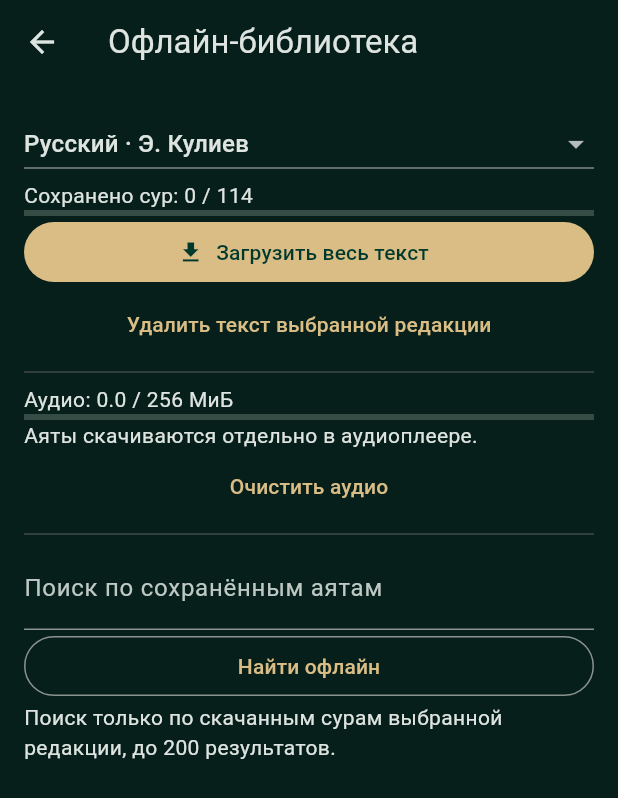
After one commit to drycov/MIHRAB, a Flutter app: the QuranScreen screen opened directly, after a tap on "Офлайн-библиотека", on a phone screen of 412 x 824 dp. The commit adds this screen. Shown: the top 798 px of the screen. Run offline on Flutter 3.47's test engine with Material 3 defaults, Android fonts, the phone set to English and light mode, and no system bars; our stand-ins replace adhan, audioplayers, file_picker, flutter_compass, flutter_local_notifications, flutter_riverpod and 4 more; missing offline and left inert: workmanager; accounts and stored records are empty; network calls fail.

Commit message:
feat: offline Quran library and persistent audio downloads

```diff
--- /dev/null
+++ b/lib/domain/quran_search.dart
@@ -0,0 +1,12 @@
+import 'quran.dart';
+class QuranSearchHit {
+  const QuranSearchHit(this.surah,this.ayah);
+  final Surah surah;
+  final Ayah ayah;
+}
+String normalizeQuranSearch(String input)=>input.toLowerCase().replaceAll(RegExp(r'[\u0610-\u061a\u064b-\u065f\u0670\u06d6-\u06ed\u0640]'),'').replaceAll(RegExp(r'[أإآٱ]'),'ا').trim();
+List<QuranSearchHit> searchQuran(Iterable<QuranSearchHit> verses,String query,{int limit=200}){
+  final q=normalizeQuranSearch(query);
+  if(q.isEmpty||limit<=0)return [];
+  return verses.where((v)=>normalizeQuranSearch(v.ayah.arabic).contains(q)||normalizeQuranSearch(v.ayah.translation).contains(q)||'${v.surah.number}:${v.ayah.number}'==q).take(limit).toList();
+}
--- /dev/null
+++ b/lib/features/quran/quran_offline_screen.dart
@@ -0,0 +1,83 @@
+import 'package:flutter/material.dart';
+import 'package:flutter_riverpod/flutter_riverpod.dart';
+import '../../domain/quran.dart';
+import '../../domain/quran_search.dart';
+import '../../infrastructure/quran_disk.dart';
+import 'quran_screen.dart';
+
+class QuranOfflineScreen extends ConsumerStatefulWidget{
+  const QuranOfflineScreen({super.key});
+  @override
+  ConsumerState<QuranOfflineScreen> createState()=>_QuranOfflineScreenState();
+}
+class _QuranOfflineScreenState extends ConsumerState<QuranOfflineScreen>{
+  QuranTranslation translation=QuranTranslation.russian;
+  bool busy=false,cancel=false;
+  int downloaded=0,bytes=0;
+  String? status;
+  List<QuranSearchHit> hits=[];
+  String query='';
+  @override
+  void initState(){super.initState();refresh();}
+  Future<void> refresh()async{
+    final repo=ref.read(quranRepositoryProvider);
+    final catalog=repo.cachedCatalog()??[];
+    final count=catalog.where((s)=>repo.cachedVerses(s,translation)!=null).length;
+    final size=await QuranDisk.size();
+    if(mounted)setState((){downloaded=count;bytes=size;});
+  }
+  Future<void> run(Future<void> Function() fn)async{
+    if(busy)return;
+    setState((){busy=true;cancel=false;status=null;});
+    try{await fn();}
+    catch(_){if(mounted)setState(()=>status='Операция не завершена. Проверьте сеть и свободное место.');}
+    finally{if(mounted){try{await refresh();}catch(_){}if(mounted)setState(()=>busy=false);}}
+  }
+  Future<void> download()async{
+    final repo=ref.read(quranRepositoryProvider);
+    final selected=translation;
+    final catalog=await repo.catalog();
+    for(final surah in catalog){
+      if(cancel||!mounted)return;
+      await repo.verses(surah,selected);
+      if(repo.cachedVerses(surah,selected)==null)throw StateError('Cache incomplete');
+      if(mounted)setState(()=>downloaded=catalog.take(surah.number).length);
+    }
+    if(mounted)setState(()=>status='Все 114 сур сохранены.');
+  }
+  void search(){
+    final repo=ref.read(quranRepositoryProvider);
+    final all=<QuranSearchHit>[];
+    for(final surah in repo.cachedCatalog()??<Surah>[]){
+      for(final ayah in repo.cachedVerses(surah,translation)??<Ayah>[]){all.add(QuranSearchHit(surah,ayah));}
+    }
+    setState(()=>hits=searchQuran(all,query));
+  }
+  Future<bool> confirm(String title)async=>await showDialog<bool>(context:context,builder:(ctx)=>AlertDialog(title:Text(title),actions:[
+    TextButton(onPressed:()=>Navigator.pop(ctx,false),child:const Text('Отмена')),
+    FilledButton(onPressed:()=>Navigator.pop(ctx,true),child:const Text('Удалить'))]))??false;
+  @override
+  void dispose(){cancel=true;super.dispose();}
+  @override
+  Widget build(BuildContext context)=>Scaffold(appBar:AppBar(title:const Text('Офлайн-библиотека')),body:SafeArea(child:ListView(padding:const EdgeInsets.all(16),children:[
+    DropdownButton<QuranTranslation>(isExpanded:true,value:translation,items:[for(final t in QuranTranslation.values)DropdownMenuItem(value:t,child:Text(t.label))],onChanged:busy?null:(t){if(t!=null){setState((){translation=t;hits=[];downloaded=0;});refresh();}}),
+    Text('Сохранено сур: $downloaded / 114'),
+    LinearProgressIndicator(value:downloaded/114),
+    FilledButton.icon(onPressed:busy?null:()=>run(download),icon:const Icon(Icons.download),label:const Text('Загрузить весь текст')),
+    if(busy)TextButton(onPressed:()=>setState(()=>cancel=true),child:Text(cancel?'Остановка после текущей суры':'Остановить загрузку')),
+    if(status!=null)Text(status!),
+    TextButton(onPressed:busy?null:()async{if(await confirm('Удалить выбранный перевод и арабский кеш этой редакции?')&&mounted){await run(()=>ref.read(quranRepositoryProvider).removeTranslation(translation));if(mounted)setState(()=>hits=[]);}},child:const Text('Удалить текст выбранной редакции')),
+    const Divider(),
+    if(QuranDisk.supported)...[
+      Text('Аудио: ${(bytes/1048576).toStringAsFixed(1)} / 256 МиБ'),
+      LinearProgressIndicator(value:(bytes/QuranDisk.limit).clamp(0.0,1.0).toDouble()),
+      const Text('Аяты скачиваются отдельно в аудиоплеере.'),
+      TextButton(onPressed:busy?null:()async{if(await confirm('Удалить все скачанные аудиозаписи?')&&mounted)await run(QuranDisk.clear);},child:const Text('Очистить аудио')),
+    ],
+    const Divider(),
+    TextField(decoration:const InputDecoration(labelText:'Поиск по сохранённым аятам'),onChanged:(v)=>query=v,onSubmitted:(_){if(!busy)search();}),
+    OutlinedButton(onPressed:busy?null:search,child:const Text('Найти офлайн')),
+    const Text('Поиск только по скачанным сурам выбранной редакции, до 200 результатов.'),
+    for(final hit in hits)ListTile(title:Text('${hit.surah.transliteration} · ${hit.ayah.number}'),subtitle:Text(hit.ayah.translation,maxLines:3,overflow:TextOverflow.ellipsis),onTap:()=>Navigator.of(context).push(MaterialPageRoute<void>(builder:(_)=>SurahScreen(surah:hit.surah,initialVerse:hit.ayah.number,initialTranslation:translation)))),
+  ])));
+}
--- a/lib/infrastructure/quran_audio_repository.dart
+++ b/lib/infrastructure/quran_audio_repository.dart
@@ -2,6 +2,7 @@ import 'dart:convert';
 import 'dart:typed_data';
 import 'package:http/http.dart' as http;
 import '../domain/quran_audio.dart';
+import 'quran_disk.dart';
 
 class QuranAudioRepository {
   QuranAudioRepository({http.Client? client}):_client=client??http.Client();
@@ -26,8 +27,9 @@ class QuranAudioRepository {
     if(bytes!=null)_cache[k]=bytes;
     return bytes;
   }
+  Future<Uint8List?> local(int surah,int verse,QuranReciter reciter)async=>cached(surah,verse,reciter)??await QuranDisk.read(key(surah,verse,reciter));
   Future<void> cache(int surah,int verse,QuranReciter reciter)async{
-    if(cached(surah,verse,reciter)!=null)return;
+    if(await local(surah,verse,reciter)!=null)return;
     final uri=await resolve(surah,verse,reciter);
     final request=http.Request('GET',uri)..followRedirects=false;
     final response=await _client.send(request).timeout(const Duration(seconds:20));
@@ -43,6 +45,7 @@ class QuranAudioRepository {
     final bytes=builder.takeBytes();
     if(bytes.isEmpty)throw const FormatException('Empty audio');
     final k=key(surah,verse,reciter);
+    await QuranDisk.write(k,bytes);
     _size-= _cache.remove(k)?.length??0;
     while(_size+bytes.length>cacheBytes&&_cache.isNotEmpty){
       _size-=_cache.remove(_cache.keys.first)!.length;
--- /dev/null
+++ b/lib/infrastructure/quran_disk.dart
@@ -0,0 +1 @@
+export 'quran_disk_stub.dart' if (dart.library.io) 'quran_disk_io.dart';
--- /dev/null
+++ b/lib/infrastructure/quran_disk_io.dart
@@ -0,0 +1,59 @@
+import 'dart:io';
+import 'dart:typed_data';
+import 'package:path_provider/path_provider.dart';
+class QuranDisk {
+  static const supported=true;
+  static const limit=256*1024*1024;
+  static const maxTrack=12*1024*1024;
+  static Future<void> _tail=Future.value();
+  static Future<T> _serial<T>(Future<T> Function() fn){
+    final task=_tail.then((_)=>fn());
+    _tail=task.then<void>((_){},onError:(Object e,StackTrace s){});
+    return task;
+  }
+  static Future<Directory> _root()async{
+    final base=await getApplicationSupportDirectory();
+    return Directory('${base.path}/quran_audio_v1').create(recursive:true);
+  }
+  static String _name(String key){
+    if(!RegExp(r'^[a-z.]+:[0-9]{1,3}:[0-9]{1,3}$').hasMatch(key))throw const FormatException('Invalid audio key');
+    return '${key.replaceAll(':','_')}.mp3';
+  }
+  static Future<int> _size(Directory root)async{
+    var total=0;
+    await for(final f in root.list(followLinks:false)){
+      if(f is File&&f.path.endsWith('.mp3'))total+=await f.length();
+    }
+    return total;
+  }
+  static Future<Uint8List?> read(String key)=>_serial(()async{
+    final root=await _root();
+    final f=File('${root.path}/${_name(key)}');
+    if(await FileSystemEntity.type(f.path,followLinks:false)!=FileSystemEntityType.file)return null;
+    final length=await f.length();
+    if(length<=0||length>maxTrack)return null;
+    return f.readAsBytes();
+  });
+  static Future<bool> contains(String key)=>_serial(()async{
+    final root=await _root();final f=File('${root.path}/${_name(key)}');
+    if(await FileSystemEntity.type(f.path,followLinks:false)!=FileSystemEntityType.file)return false;
+    final n=await f.length();return n>0&&n<=maxTrack;
+  });
+  static Future<int> size()=>_serial(()async=>_size(await _root()));
+  static Future<void> write(String key,Uint8List bytes)=>_serial(()async{
+    if(bytes.isEmpty||bytes.length>maxTrack)throw const FormatException('Invalid audio size');
+    final root=await _root();
+    final f=File('${root.path}/${_name(key)}');
+    final old=await f.exists()?await f.length():0;
+    if(await _size(root)-old+bytes.length>limit)throw StateError('Audio quota exceeded');
+    final temp=File('${f.path}.tmp');
+    try{await temp.writeAsBytes(bytes,flush:true);await temp.rename(f.path);}
+    finally{if(await temp.exists())await temp.delete();}
+  });
+  static Future<void> clear()=>_serial(()async{
+    final root=await _root();
+    await for(final f in root.list(followLinks:false)){
+      if(f is File&&(f.path.endsWith('.mp3')||f.path.endsWith('.tmp')))await f.delete();
+    }
+  });
+}
--- /dev/null
+++ b/lib/infrastructure/quran_disk_stub.dart
@@ -0,0 +1,10 @@
+import 'dart:typed_data';
+class QuranDisk {
+  static const supported=false;
+  static const limit=256*1024*1024;
+  static Future<Uint8List?> read(String key)async=>null;
+  static Future<void> write(String key,Uint8List bytes)async=>throw UnsupportedError('Disk unavailable');
+  static Future<bool> contains(String key)async=>false;
+  static Future<int> size()async=>0;
+  static Future<void> clear()async{}
+}
--- a/lib/infrastructure/quran_repository.dart
+++ b/lib/infrastructure/quran_repository.dart
@@ -20,11 +20,22 @@ class QuranRepository {
       if(envelope['code']!=200)throw StateError('Quran API error');
       final data=envelope['data'];
       final result=decode(data);
-      await prefs.setString(key,jsonEncode(data));
+      if(!await prefs.setString(key,jsonEncode(data)))throw StateError('Cache write failed');
       return result;
     }catch(_){
       if(cached!=null)return decode(jsonDecode(cached));
       rethrow;
+    }
+  }
+  List<Surah>? cachedCatalog(){
+    try{return QuranCodec.catalog(jsonDecode(prefs.getString('quran_catalog_v1')!));}catch(_){return null;}
+  }
+  List<Ayah>? cachedVerses(Surah surah,QuranTranslation translation){
+    try{return QuranCodec.verses(jsonDecode(prefs.getString('quran_v1_${surah.number}_${translation.id}')!),surah,translation);}catch(_){return null;}
+  }
+  Future<void> removeTranslation(QuranTranslation translation)async{
+    for(var n=1;n<=114;n++){
+      if(!await prefs.remove('quran_v1_${n}_${translation.id}'))throw StateError('Cache removal failed');
     }
   }
   Future<List<Surah>> catalog({bool refresh=false})=>_read('quran_catalog_v1','surah',QuranCodec.catalog,refresh:refresh);
--- a/pubspec.yaml
+++ b/pubspec.yaml
@@ -1,7 +1,7 @@
 name: mihrab
 description: Daily prayer companion.
 publish_to: none
-version: 0.7.4+33
+version: 0.7.5+34
 environment:
   sdk: '>=3.7.0 <4.0.0'
   flutter: '>=3.29.0'
```
Also changed, not shown: lib/features/quran/quran_audio_screen.dart (+8 -4 lines), lib/features/quran/quran_screen.dart (+5 -2 lines), 2 other files.
